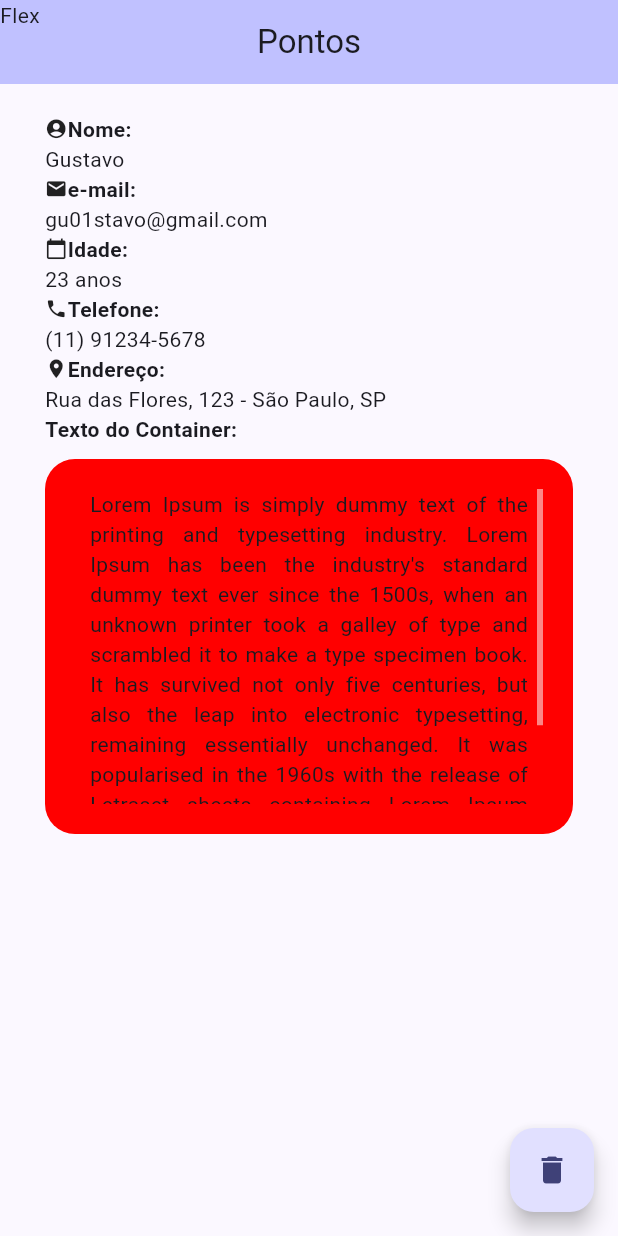
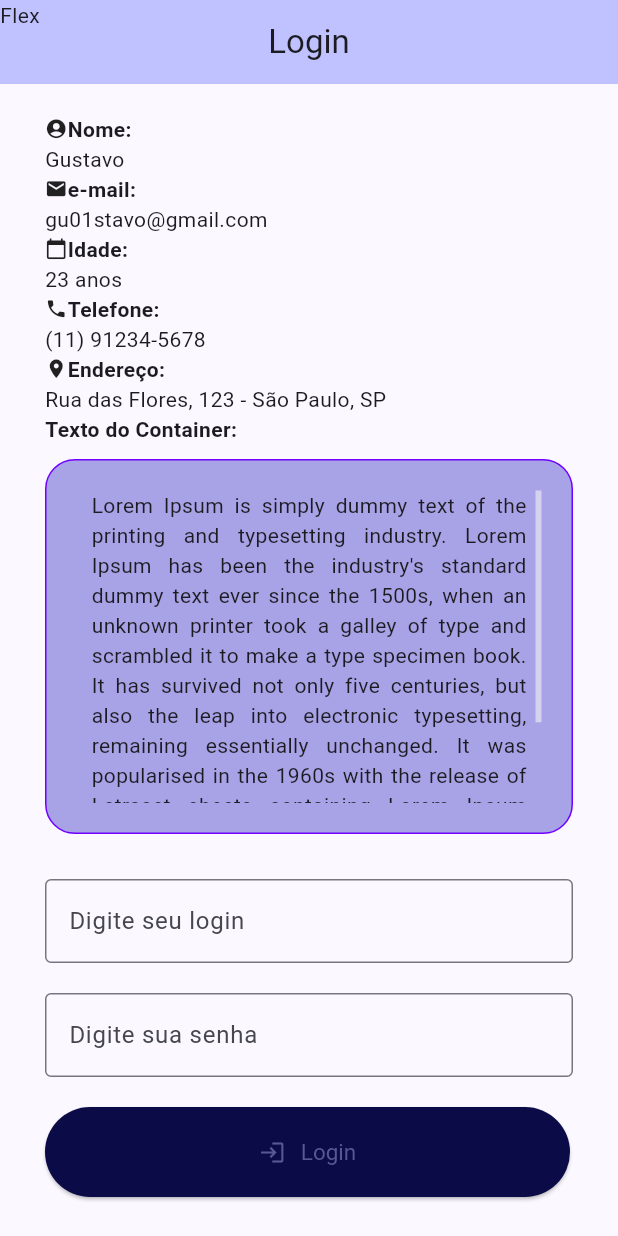
Before and after one commit to guhbarros99/primeiro_app, a Flutter app: the screen it shows after launch, on a phone screen of 412 x 824 dp. Run offline on Flutter 3.47's test engine with Material 3 defaults, Android fonts, the phone set to English and light mode, and no system bars.

Commit message:
Foi feito um login

```diff
--- a/lib/Pages/home_page.dart
+++ b/lib/Pages/home_page.dart
@@ -10,13 +10,8 @@ class MyHomePage extends StatefulWidget {
 }
 
 class _MyHomePageState extends State<MyHomePage> {
-  int _counter = 0;
-
-  void _incrementCounter() {
-    setState(() {
-      _counter++;
-    });
-  }
+  TextEditingController controllerLogin = TextEditingController();
+  TextEditingController controllerSenha = TextEditingController();
 
   @override
   Widget build(BuildContext context) {
@@ -81,7 +76,8 @@ class _MyHomePageState extends State<MyHomePage> {
             Container(
               decoration: BoxDecoration(
                 borderRadius: BorderRadius.circular(20),
-                color: const Color.fromARGB(255, 255, 0, 0),
+                border: Border.all(color:  Color.fromARGB(255, 111, 0, 255)),
+                color: Color.fromARGB(255, 168, 162, 230),
               ),
               height: 250,
               padding: EdgeInsets.symmetric(horizontal: 20, vertical: 20),
@@ -98,13 +94,45 @@ class _MyHomePageState extends State<MyHomePage> {
                 ),
               ),
             ),
+            SizedBox(height: 30),
+            TextField(
+              controller: controllerLogin,
+              decoration: InputDecoration(
+                border: OutlineInputBorder(),
+                labelText: "Digite seu login",
+              ),
+            ),
+            SizedBox(height: 20),
+            TextField(
+              controller: controllerSenha,
+              obscureText: true,
+              decoration: InputDecoration(
+                border: OutlineInputBorder(),
+                labelText: "Digite sua senha",
+              ),
+            ),
+            SizedBox(height: 20),
+            SizedBox(
+              width: 350,
+              height: 60,
+              child: ElevatedButton(
+                style: ElevatedButton.styleFrom(
+                  backgroundColor: Color.fromARGB(255, 10, 11, 71),
+                  textStyle: TextStyle(fontSize: 15),
+                ),
+                onPressed: ()
+              {print(controllerLogin.text);
+              print(controllerSenha.text);
+              },
+              child: Row( mainAxisAlignment: MainAxisAlignment.center,
+              children: [
+                Icon(Icons.login),
+              SizedBox(width: 10),
+              Text('Login')
+              ])),
+            ),
           ],
         ),
-      ),
-      floatingActionButton: FloatingActionButton(
-        onPressed: _incrementCounter,
-        tooltip: 'Increment',
-        child: const Icon(Icons.delete),
       ),
     );
   }
--- a/lib/app.dart
+++ b/lib/app.dart
@@ -20,7 +20,7 @@ class MyApp extends StatelessWidget {
           seedColor: const Color.fromARGB(255, 10, 11, 71),
         ),
       ),
-      home: const MyHomePage(title: 'Pontos'),
+      home: const MyHomePage(title: 'Login'),
     );
   }
 }
```
